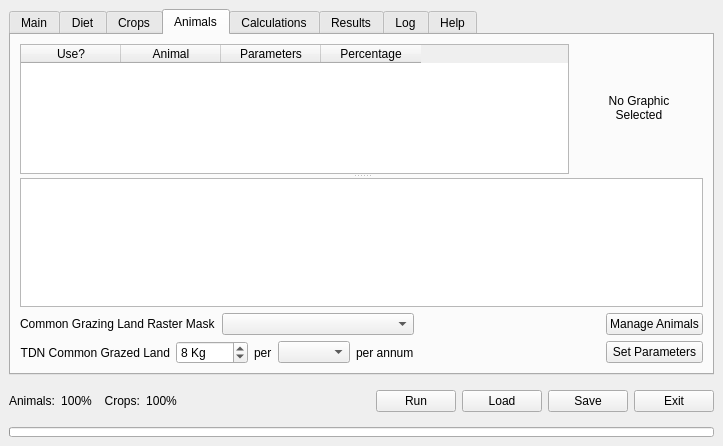
First picture: the form in src/ui/lamainformbase.ui, repository arkygeek/landuseanalyst, before the edit.
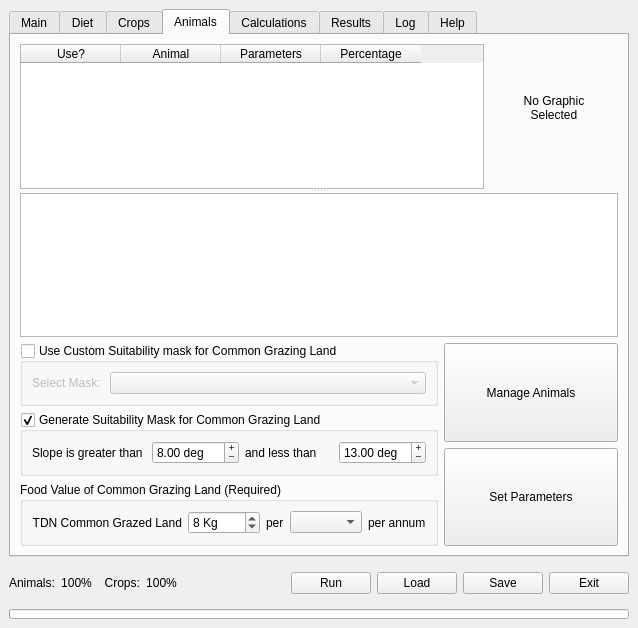
Second picture: the form after the edit. The open tabs and pages were chosen to show the change. Icons and pictures are not drawn.

Commit message: added slope mask generation fields to lamainform.  not implemented in code yet... lamainform is starting to get too busy...

```diff
--- a/src/ui/lamainformbase.ui
+++ b/src/ui/lamainformbase.ui
@@ -6,8 +6,8 @@
    <rect>
     <x>0</x>
     <y>0</y>
-    <width>723</width>
-    <height>446</height>
+    <width>638</width>
+    <height>628</height>
    </rect>
   </property>
   <property name="sizePolicy" >
@@ -1903,224 +1903,7 @@
        <string>Animals</string>
       </attribute>
       <layout class="QGridLayout" >
-       <property name="leftMargin" >
-        <number>9</number>
-       </property>
-       <property name="topMargin" >
-        <number>9</number>
-       </property>
-       <property name="rightMargin" >
-        <number>9</number>
-       </property>
-       <property name="bottomMargin" >
-        <number>9</number>
-       </property>
-       <property name="horizontalSpacing" >
-        <number>6</number>
-       </property>
-       <property name="verticalSpacing" >
-        <number>6</number>
-       </property>
-       <item row="2" column="0" >
-        <layout class="QHBoxLayout" >
-         <property name="spacing" >
-          <number>6</number>
-         </property>
-         <property name="leftMargin" >
-          <number>0</number>
-         </property>
-         <property name="topMargin" >
-          <number>0</number>
-         </property>
-         <property name="rightMargin" >
-          <number>0</number>
-         </property>
-         <property name="bottomMargin" >
-          <number>0</number>
-         </property>
-         <item>
-          <widget class="QLabel" name="label_7" >
-           <property name="text" >
-            <string>TDN Common Grazed Land</string>
-           </property>
-           <property name="alignment" >
-            <set>Qt::AlignRight|Qt::AlignTrailing|Qt::AlignVCenter</set>
-           </property>
-          </widget>
-         </item>
-         <item>
-          <widget class="QSpinBox" name="sbCommonRasterTDN" >
-           <property name="toolTip" >
-            <string>&lt;html>&lt;head>&lt;meta name="qrichtext" content="1" />&lt;style type="text/css">
-p, li { white-space: pre-wrap; }
-&lt;/style>&lt;/head>&lt;body style=" font-family:'Sans Serif'; font-size:9pt; font-weight:400; font-style:normal; text-decoration:none;">
-&lt;p style=" margin-top:0px; margin-bottom:0px; margin-left:0px; margin-right:0px; -qt-block-indent:0; text-indent:0px;">Food Value of grazing land in Kilo Calories&lt;/p>&lt;/body>&lt;/html></string>
-           </property>
-           <property name="whatsThis" >
-            <string>&lt;html>&lt;head>&lt;meta name="qrichtext" content="1" />&lt;style type="text/css">
-p, li { white-space: pre-wrap; }
-&lt;/style>&lt;/head>&lt;body style=" font-family:'Sans Serif'; font-size:9pt; font-weight:400; font-style:normal; text-decoration:none;">
-&lt;p style=" margin-top:0px; margin-bottom:0px; margin-left:0px; margin-right:0px; -qt-block-indent:0; text-indent:0px;">&lt;span style=" font-weight:600; color:#0000ff;">This value &lt;/span>&lt;span style=" font-weight:600; font-style:italic; text-decoration: underline; color:#0000ff;">MUST&lt;/span>&lt;span style=" font-weight:600; color:#0000ff;"> be the same for all animals grazing common land.&lt;/span>&lt;/p>
-&lt;p style=" margin-top:0px; margin-bottom:0px; margin-left:0px; margin-right:0px; -qt-block-indent:0; text-indent:0px;">Sometimes land is suitable for grazing by more than one type of animal. LandUse Analyst allows you to designate one suitability mask as common grazing land. Note that you can specify an animal to use both common land and specific land at the same time. If this is the case, equal preference is given to all animals grazing the common land. This is not always ideal, as it may have been the case that some animals were given preference to the common land if the other suitable land was further away than the other animals using it.&lt;/p>
-&lt;p style=" margin-top:12px; margin-bottom:12px; margin-left:0px; margin-right:0px; -qt-block-indent:0; text-indent:0px;">A workaround for this problem is that LandUse Analyst produces classified maps of the land being used, so if it is the case that you find one animal being forced to travel much further than others, you can simply change settings to balance this. This can be accomplished by removing the other animals one at a time from using the common grazing land. It may be the case, however, that there is no ideal solution, and that they simply had to travel the extra distance!&lt;/p>
-&lt;p style=" margin-top:12px; margin-bottom:12px; margin-left:0px; margin-right:0px; -qt-block-indent:0; text-indent:0px;">Note that this setting is the number of KCalories per land area unit available for grazing animals &lt;span style=" font-weight:600;">per year&lt;/span>.  This value applies to all of the land selected in the common raster mask file.&lt;/p>&lt;/body>&lt;/html></string>
-           </property>
-           <property name="suffix" >
-            <string> Kg</string>
-           </property>
-           <property name="minimum" >
-            <number>1</number>
-           </property>
-           <property name="maximum" >
-            <number>5000</number>
-           </property>
-           <property name="singleStep" >
-            <number>1</number>
-           </property>
-           <property name="value" >
-            <number>8</number>
-           </property>
-          </widget>
-         </item>
-         <item>
-          <widget class="QLabel" name="label_28" >
-           <property name="text" >
-            <string>per</string>
-           </property>
-          </widget>
-         </item>
-         <item>
-          <widget class="QComboBox" name="comboBoxAreaUnits" >
-           <property name="sizePolicy" >
-            <sizepolicy vsizetype="Fixed" hsizetype="Preferred" >
-             <horstretch>0</horstretch>
-             <verstretch>0</verstretch>
-            </sizepolicy>
-           </property>
-           <property name="cursor" >
-            <cursorShape>PointingHandCursor</cursorShape>
-           </property>
-           <property name="toolTip" >
-            <string>&lt;html>&lt;head>&lt;meta name="qrichtext" content="1" />&lt;style type="text/css">
-p, li { white-space: pre-wrap; }
-&lt;/style>&lt;/head>&lt;body style=" font-family:'Sans Serif'; font-size:9pt; font-weight:400; font-style:normal; text-decoration:none;">
-&lt;p style=" margin-top:0px; margin-bottom:0px; margin-left:0px; margin-right:0px; -qt-block-indent:0; text-indent:0px;">1 dunum = 1000 square meters&lt;/p>
-&lt;p style=" margin-top:0px; margin-bottom:0px; margin-left:0px; margin-right:0px; -qt-block-indent:0; text-indent:0px;">1 hectare = 10,000 square meters&lt;/p>&lt;/body>&lt;/html></string>
-           </property>
-           <property name="whatsThis" >
-            <string>&lt;html>&lt;head>&lt;meta name="qrichtext" content="1" />&lt;style type="text/css">
-p, li { white-space: pre-wrap; }
-&lt;/style>&lt;/head>&lt;body style=" font-family:'Sans Serif'; font-size:9pt; font-weight:400; font-style:normal; text-decoration:none;">
-&lt;p style=" margin-top:0px; margin-bottom:0px; margin-left:0px; margin-right:0px; -qt-block-indent:0; text-indent:0px;">Select either Dunums or Hectares. This option is merely for convenience, to accomodate data that is available based on the two different units. (Basically I just got sick of having to convert between the two all the time! :P)&lt;/p>&lt;/body>&lt;/html></string>
-           </property>
-          </widget>
-         </item>
-         <item>
-          <widget class="QLabel" name="label_27" >
-           <property name="text" >
-            <string>per annum</string>
-           </property>
-          </widget>
-         </item>
-        </layout>
-       </item>
-       <item row="2" column="1" >
-        <spacer>
-         <property name="orientation" >
-          <enum>Qt::Horizontal</enum>
-         </property>
-         <property name="sizeHint" >
-          <size>
-           <width>40</width>
-           <height>20</height>
-          </size>
-         </property>
-        </spacer>
-       </item>
-       <item row="1" column="1" >
-        <spacer>
-         <property name="orientation" >
-          <enum>Qt::Horizontal</enum>
-         </property>
-         <property name="sizeHint" >
-          <size>
-           <width>40</width>
-           <height>20</height>
-          </size>
-         </property>
-        </spacer>
-       </item>
-       <item rowspan="2" row="1" column="2" >
-        <layout class="QVBoxLayout" >
-         <property name="spacing" >
-          <number>6</number>
-         </property>
-         <property name="leftMargin" >
-          <number>0</number>
-         </property>
-         <property name="topMargin" >
-          <number>0</number>
-         </property>
-         <property name="rightMargin" >
-          <number>0</number>
-         </property>
-         <property name="bottomMargin" >
-          <number>0</number>
-         </property>
-         <item>
-          <widget class="QPushButton" name="pbnNewAnimal" >
-           <property name="sizePolicy" >
-            <sizepolicy vsizetype="Fixed" hsizetype="Preferred" >
-             <horstretch>0</horstretch>
-             <verstretch>0</verstretch>
-            </sizepolicy>
-           </property>
-           <property name="toolTip" >
-            <string>&lt;html>&lt;head>&lt;meta name="qrichtext" content="1" />&lt;style type="text/css">
-p, li { white-space: pre-wrap; }
-&lt;/style>&lt;/head>&lt;body style=" font-family:'Sans Serif'; font-size:9pt; font-weight:400; font-style:normal; text-decoration:none;">
-&lt;p style=" margin-top:0px; margin-bottom:0px; margin-left:0px; margin-right:0px; -qt-block-indent:0; text-indent:0px;">Open the Animal Manager&lt;/p>&lt;/body>&lt;/html></string>
-           </property>
-           <property name="whatsThis" >
-            <string>&lt;html>&lt;head>&lt;meta name="qrichtext" content="1" />&lt;style type="text/css">
-p, li { white-space: pre-wrap; }
-&lt;/style>&lt;/head>&lt;body style=" font-family:'Sans Serif'; font-size:9pt; font-weight:400; font-style:normal; text-decoration:none;">
-&lt;p style=" margin-top:0px; margin-bottom:0px; margin-left:0px; margin-right:0px; -qt-block-indent:0; text-indent:0px;">By pressing on the Manage Animals... button you will be brought to the Animal Manager. Here, you can create new animals from scratch, or clone previously defined animals to make changes to. You can also delete animals if you wish. &lt;/p>&lt;/body>&lt;/html></string>
-           </property>
-           <property name="text" >
-            <string>Manage Animals</string>
-           </property>
-          </widget>
-         </item>
-         <item>
-          <widget class="QPushButton" name="pbnNewAnimalParameter" >
-           <property name="sizePolicy" >
-            <sizepolicy vsizetype="Fixed" hsizetype="Preferred" >
-             <horstretch>0</horstretch>
-             <verstretch>0</verstretch>
-            </sizepolicy>
-           </property>
-           <property name="toolTip" >
-            <string>&lt;html>&lt;head>&lt;meta name="qrichtext" content="1" />&lt;style type="text/css">
-p, li { white-space: pre-wrap; }
-&lt;/style>&lt;/head>&lt;body style=" font-family:'Sans Serif'; font-size:9pt; font-weight:400; font-style:normal; text-decoration:none;">
-&lt;p style=" margin-top:0px; margin-bottom:0px; margin-left:0px; margin-right:0px; -qt-block-indent:0; text-indent:0px;">Open the Animal Parameter Manager&lt;/p>&lt;/body>&lt;/html></string>
-           </property>
-           <property name="whatsThis" >
-            <string>&lt;html>&lt;head>&lt;meta name="qrichtext" content="1" />&lt;style type="text/css">
-p, li { white-space: pre-wrap; }
-&lt;/style>&lt;/head>&lt;body style=" font-family:'Sans Serif'; font-size:9pt; font-weight:400; font-style:normal; text-decoration:none;">
-&lt;p style=" margin-top:0px; margin-bottom:0px; margin-left:0px; margin-right:0px; -qt-block-indent:0; text-indent:0px;">In order to enable LandUse Analyst to model animals, several details must be supplied. Animal Parameter Manager asks for the specific information about the animal which tells the program how the animal was fed, and how big a part of the settlements diet it was. As with Animal Manager, it is possible to have more than one parameter named the same thing. Again, just enter a descriptor in the Notes: field.&lt;/p>
-&lt;p style=" margin-top:12px; margin-bottom:12px; margin-left:0px; margin-right:0px; -qt-block-indent:0; text-indent:0px;">To define different parameters for the same animal, follow the same procedure as for defining multiple animals with the same name. Let's say you want to have two parameters set up for cows as an example. The Name: field is Cow for both, but in Notes: field, enter Optimistic for one, and Conservative for the other. Then adjust the parameters as you wish for each. Even though the name is the same, the parameters are saved uniquely. Having multiple parameters can be useful for setting up different scenarios, such as drought years, diease, catastrophic events, etc. Eventually, LandUse Analyst will have the ability to model over time, and will ahve these types of scenarios incorporated into the model.&lt;/p>&lt;/body>&lt;/html></string>
-           </property>
-           <property name="text" >
-            <string>Set Parameters</string>
-           </property>
-          </widget>
-         </item>
-        </layout>
-       </item>
-       <item row="0" column="0" colspan="3" >
+       <item row="0" column="0" colspan="2" >
         <widget class="QSplitter" name="splitter_3" >
          <property name="orientation" >
           <enum>Qt::Vertical</enum>
@@ -2243,7 +2026,38 @@
         </widget>
        </item>
        <item row="1" column="0" >
-        <layout class="QHBoxLayout" >
+        <widget class="QGroupBox" name="gbCustomMaskGrazingLand" >
+         <property name="title" >
+          <string>Use Custom Suitability mask for Common Grazing Land</string>
+         </property>
+         <property name="checkable" >
+          <bool>true</bool>
+         </property>
+         <property name="checked" >
+          <bool>false</bool>
+         </property>
+         <layout class="QGridLayout" >
+          <item row="0" column="0" >
+           <widget class="QLabel" name="label_25" >
+            <property name="sizePolicy" >
+             <sizepolicy vsizetype="Preferred" hsizetype="Fixed" >
+              <horstretch>0</horstretch>
+              <verstretch>0</verstretch>
+             </sizepolicy>
+            </property>
+            <property name="text" >
+             <string>Select Mask: </string>
+            </property>
+           </widget>
+          </item>
+          <item row="0" column="1" >
+           <widget class="QComboBox" name="cboCommonGrazingRaster" />
+          </item>
+         </layout>
+        </widget>
+       </item>
+       <item rowspan="3" row="1" column="1" >
+        <layout class="QVBoxLayout" >
          <property name="spacing" >
           <number>6</number>
          </property>
@@ -2260,17 +2074,206 @@
           <number>0</number>
          </property>
          <item>
-          <widget class="QLabel" name="label_25" >
+          <widget class="QPushButton" name="pbnNewAnimal" >
+           <property name="sizePolicy" >
+            <sizepolicy vsizetype="Preferred" hsizetype="Preferred" >
+             <horstretch>0</horstretch>
+             <verstretch>0</verstretch>
+            </sizepolicy>
+           </property>
+           <property name="toolTip" >
+            <string>&lt;html>&lt;head>&lt;meta name="qrichtext" content="1" />&lt;style type="text/css">
+p, li { white-space: pre-wrap; }
+&lt;/style>&lt;/head>&lt;body style=" font-family:'Sans Serif'; font-size:9pt; font-weight:400; font-style:normal; text-decoration:none;">
+&lt;p style=" margin-top:0px; margin-bottom:0px; margin-left:0px; margin-right:0px; -qt-block-indent:0; text-indent:0px;">Open the Animal Manager&lt;/p>&lt;/body>&lt;/html></string>
+           </property>
+           <property name="whatsThis" >
+            <string>&lt;html>&lt;head>&lt;meta name="qrichtext" content="1" />&lt;style type="text/css">
+p, li { white-space: pre-wrap; }
+&lt;/style>&lt;/head>&lt;body style=" font-family:'Sans Serif'; font-size:9pt; font-weight:400; font-style:normal; text-decoration:none;">
+&lt;p style=" margin-top:0px; margin-bottom:0px; margin-left:0px; margin-right:0px; -qt-block-indent:0; text-indent:0px;">By pressing on the Manage Animals... button you will be brought to the Animal Manager. Here, you can create new animals from scratch, or clone previously defined animals to make changes to. You can also delete animals if you wish. &lt;/p>&lt;/body>&lt;/html></string>
+           </property>
            <property name="text" >
-            <string>Common Grazing Land Raster Mask</string>
+            <string>Manage Animals</string>
            </property>
           </widget>
          </item>
          <item>
-          <widget class="QComboBox" name="cboCommonGrazingRaster" />
+          <widget class="QPushButton" name="pbnNewAnimalParameter" >
+           <property name="sizePolicy" >
+            <sizepolicy vsizetype="Preferred" hsizetype="Preferred" >
+             <horstretch>0</horstretch>
+             <verstretch>0</verstretch>
+            </sizepolicy>
+           </property>
+           <property name="toolTip" >
+            <string>&lt;html>&lt;head>&lt;meta name="qrichtext" content="1" />&lt;style type="text/css">
+p, li { white-space: pre-wrap; }
+&lt;/style>&lt;/head>&lt;body style=" font-family:'Sans Serif'; font-size:9pt; font-weight:400; font-style:normal; text-decoration:none;">
+&lt;p style=" margin-top:0px; margin-bottom:0px; margin-left:0px; margin-right:0px; -qt-block-indent:0; text-indent:0px;">Open the Animal Parameter Manager&lt;/p>&lt;/body>&lt;/html></string>
+           </property>
+           <property name="whatsThis" >
+            <string>&lt;html>&lt;head>&lt;meta name="qrichtext" content="1" />&lt;style type="text/css">
+p, li { white-space: pre-wrap; }
+&lt;/style>&lt;/head>&lt;body style=" font-family:'Sans Serif'; font-size:9pt; font-weight:400; font-style:normal; text-decoration:none;">
+&lt;p style=" margin-top:0px; margin-bottom:0px; margin-left:0px; margin-right:0px; -qt-block-indent:0; text-indent:0px;">In order to enable LandUse Analyst to model animals, several details must be supplied. Animal Parameter Manager asks for the specific information about the animal which tells the program how the animal was fed, and how big a part of the settlements diet it was. As with Animal Manager, it is possible to have more than one parameter named the same thing. Again, just enter a descriptor in the Notes: field.&lt;/p>
+&lt;p style=" margin-top:12px; margin-bottom:12px; margin-left:0px; margin-right:0px; -qt-block-indent:0; text-indent:0px;">To define different parameters for the same animal, follow the same procedure as for defining multiple animals with the same name. Let's say you want to have two parameters set up for cows as an example. The Name: field is Cow for both, but in Notes: field, enter Optimistic for one, and Conservative for the other. Then adjust the parameters as you wish for each. Even though the name is the same, the parameters are saved uniquely. Having multiple parameters can be useful for setting up different scenarios, such as drought years, diease, catastrophic events, etc. Eventually, LandUse Analyst will have the ability to model over time, and will ahve these types of scenarios incorporated into the model.&lt;/p>&lt;/body>&lt;/html></string>
+           </property>
+           <property name="text" >
+            <string>Set Parameters</string>
+           </property>
+          </widget>
          </item>
         </layout>
        </item>
+       <item row="2" column="0" >
+        <widget class="QGroupBox" name="gbGenerateMaskGrazingLand" >
+         <property name="title" >
+          <string>Generate Suitability Mask for Common Grazing Land</string>
+         </property>
+         <property name="checkable" >
+          <bool>true</bool>
+         </property>
+         <layout class="QGridLayout" >
+          <item row="0" column="0" >
+           <widget class="QLabel" name="label_33" >
+            <property name="text" >
+             <string>Slope is greater than </string>
+            </property>
+           </widget>
+          </item>
+          <item row="0" column="1" >
+           <widget class="QDoubleSpinBox" name="dsbMinimumSlopeGrazingMask" >
+            <property name="buttonSymbols" >
+             <enum>QAbstractSpinBox::PlusMinus</enum>
+            </property>
+            <property name="suffix" >
+             <string> deg</string>
+            </property>
+            <property name="singleStep" >
+             <double>0.010000000000000</double>
+            </property>
+            <property name="value" >
+             <double>8.000000000000000</double>
+            </property>
+           </widget>
+          </item>
+          <item row="0" column="2" >
+           <widget class="QLabel" name="label_34" >
+            <property name="text" >
+             <string>and less than</string>
+            </property>
+           </widget>
+          </item>
+          <item row="0" column="3" >
+           <widget class="QDoubleSpinBox" name="dsbMaximumSlopeGrazingMask" >
+            <property name="buttonSymbols" >
+             <enum>QAbstractSpinBox::PlusMinus</enum>
+            </property>
+            <property name="suffix" >
+             <string> deg</string>
+            </property>
+            <property name="value" >
+             <double>13.000000000000000</double>
+            </property>
+           </widget>
+          </item>
+         </layout>
+        </widget>
+       </item>
+       <item row="3" column="0" >
+        <widget class="QGroupBox" name="gbFoodValue" >
+         <property name="title" >
+          <string>Food Value of Common Grazing Land (Required)</string>
+         </property>
+         <layout class="QGridLayout" >
+          <item row="0" column="0" >
+           <widget class="QLabel" name="label_7" >
+            <property name="text" >
+             <string>TDN Common Grazed Land</string>
+            </property>
+            <property name="alignment" >
+             <set>Qt::AlignRight|Qt::AlignTrailing|Qt::AlignVCenter</set>
+            </property>
+           </widget>
+          </item>
+          <item row="0" column="1" >
+           <widget class="QSpinBox" name="sbCommonRasterTDN" >
+            <property name="toolTip" >
+             <string>&lt;html>&lt;head>&lt;meta name="qrichtext" content="1" />&lt;style type="text/css">
+p, li { white-space: pre-wrap; }
+&lt;/style>&lt;/head>&lt;body style=" font-family:'Sans Serif'; font-size:9pt; font-weight:400; font-style:normal; text-decoration:none;">
+&lt;p style=" margin-top:0px; margin-bottom:0px; margin-left:0px; margin-right:0px; -qt-block-indent:0; text-indent:0px;">Food Value of grazing land in Kilo Calories&lt;/p>&lt;/body>&lt;/html></string>
+            </property>
+            <property name="whatsThis" >
+             <string>&lt;html>&lt;head>&lt;meta name="qrichtext" content="1" />&lt;style type="text/css">
+p, li { white-space: pre-wrap; }
+&lt;/style>&lt;/head>&lt;body style=" font-family:'Sans Serif'; font-size:9pt; font-weight:400; font-style:normal; text-decoration:none;">
+&lt;p style=" margin-top:0px; margin-bottom:0px; margin-left:0px; margin-right:0px; -qt-block-indent:0; text-indent:0px;">&lt;span style=" font-weight:600; color:#0000ff;">This value &lt;/span>&lt;span style=" font-weight:600; font-style:italic; text-decoration: underline; color:#0000ff;">MUST&lt;/span>&lt;span style=" font-weight:600; color:#0000ff;"> be the same for all animals grazing common land.&lt;/span>&lt;/p>
+&lt;p style=" margin-top:0px; margin-bottom:0px; margin-left:0px; margin-right:0px; -qt-block-indent:0; text-indent:0px;">Sometimes land is suitable for grazing by more than one type of animal. LandUse Analyst allows you to designate one suitability mask as common grazing land. Note that you can specify an animal to use both common land and specific land at the same time. If this is the case, equal preference is given to all animals grazing the common land. This is not always ideal, as it may have been the case that some animals were given preference to the common land if the other suitable land was further away than the other animals using it.&lt;/p>
+&lt;p style=" margin-top:12px; margin-bottom:12px; margin-left:0px; margin-right:0px; -qt-block-indent:0; text-indent:0px;">A workaround for this problem is that LandUse Analyst produces classified maps of the land being used, so if it is the case that you find one animal being forced to travel much further than others, you can simply change settings to balance this. This can be accomplished by removing the other animals one at a time from using the common grazing land. It may be the case, however, that there is no ideal solution, and that they simply had to travel the extra distance!&lt;/p>
+&lt;p style=" margin-top:12px; margin-bottom:12px; margin-left:0px; margin-right:0px; -qt-block-indent:0; text-indent:0px;">Note that this setting is the number of KCalories per land area unit available for grazing animals &lt;span style=" font-weight:600;">per year&lt;/span>.  This value applies to all of the land selected in the common raster mask file.&lt;/p>&lt;/body>&lt;/html></string>
+            </property>
+            <property name="suffix" >
+             <string> Kg</string>
+            </property>
+            <property name="minimum" >
+             <number>1</number>
+            </property>
+            <property name="maximum" >
+             <number>5000</number>
+            </property>
+            <property name="singleStep" >
+             <number>1</number>
+            </property>
+            <property name="value" >
+             <number>8</number>
+            </property>
+           </widget>
+          </item>
+          <item row="0" column="2" >
+           <widget class="QLabel" name="label_28" >
+            <property name="text" >
+             <string>per</string>
+            </property>
+           </widget>
+          </item>
+          <item row="0" column="3" >
+           <widget class="QComboBox" name="comboBoxAreaUnits" >
+            <property name="sizePolicy" >
+             <sizepolicy vsizetype="Fixed" hsizetype="Preferred" >
+              <horstretch>0</horstretch>
+              <verstretch>0</verstretch>
+             </sizepolicy>
+            </property>
+            <property name="cursor" >
+             <cursorShape>PointingHandCursor</cursorShape>
+            </property>
+            <property name="toolTip" >
+             <string>&lt;html>&lt;head>&lt;meta name="qrichtext" content="1" />&lt;style type="text/css">
+p, li { white-space: pre-wrap; }
+&lt;/style>&lt;/head>&lt;body style=" font-family:'Sans Serif'; font-size:9pt; font-weight:400; font-style:normal; text-decoration:none;">
+&lt;p style=" margin-top:0px; margin-bottom:0px; margin-left:0px; margin-right:0px; -qt-block-indent:0; text-indent:0px;">1 dunum = 1000 square meters&lt;/p>
+&lt;p style=" margin-top:0px; margin-bottom:0px; margin-left:0px; margin-right:0px; -qt-block-indent:0; text-indent:0px;">1 hectare = 10,000 square meters&lt;/p>&lt;/body>&lt;/html></string>
+            </property>
+            <property name="whatsThis" >
+             <string>&lt;html>&lt;head>&lt;meta name="qrichtext" content="1" />&lt;style type="text/css">
+p, li { white-space: pre-wrap; }
+&lt;/style>&lt;/head>&lt;body style=" font-family:'Sans Serif'; font-size:9pt; font-weight:400; font-style:normal; text-decoration:none;">
+&lt;p style=" margin-top:0px; margin-bottom:0px; margin-left:0px; margin-right:0px; -qt-block-indent:0; text-indent:0px;">Select either Dunums or Hectares. This option is merely for convenience, to accomodate data that is available based on the two different units. (Basically I just got sick of having to convert between the two all the time! :P)&lt;/p>&lt;/body>&lt;/html></string>
+            </property>
+           </widget>
+          </item>
+          <item row="0" column="4" >
+           <widget class="QLabel" name="label_27" >
+            <property name="text" >
+             <string>per annum</string>
+            </property>
+           </widget>
+          </item>
+         </layout>
+        </widget>
+       </item>
       </layout>
      </widget>
      <widget class="QWidget" name="results_tab" >
```
Left out of the diff: 675 changed lines with no effect on the pictures. The commit also changes 1 other file.
